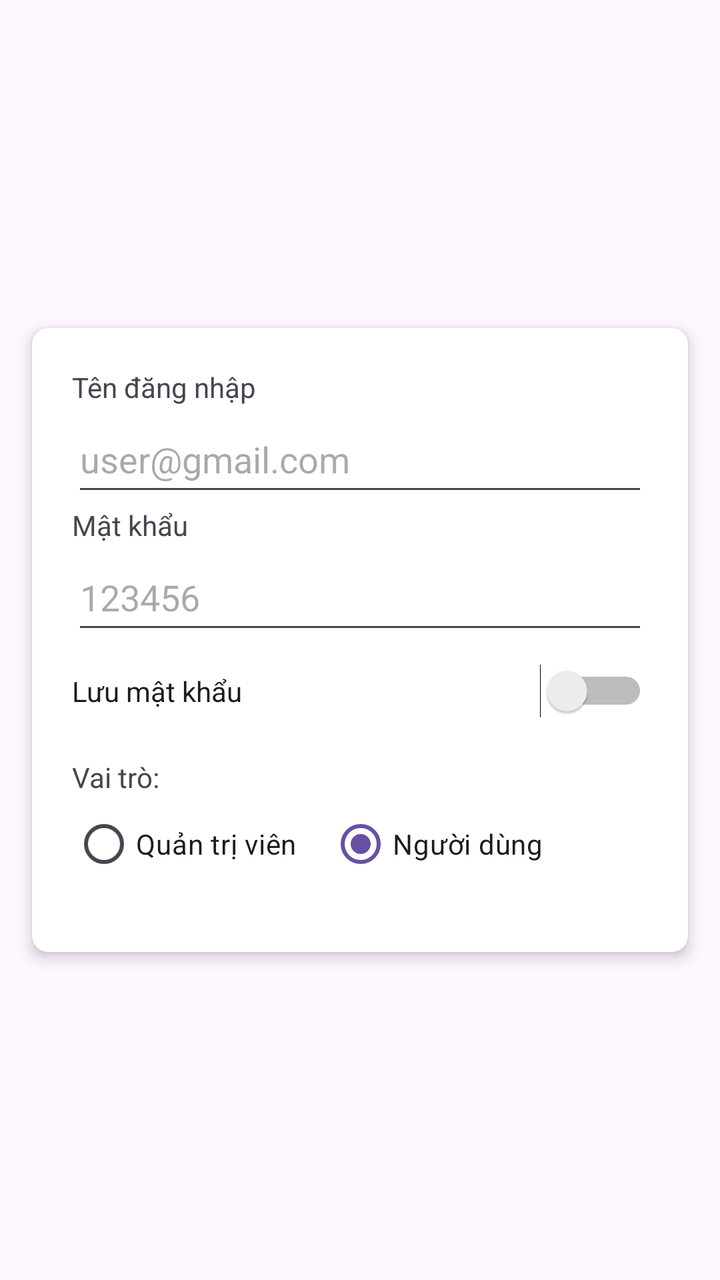
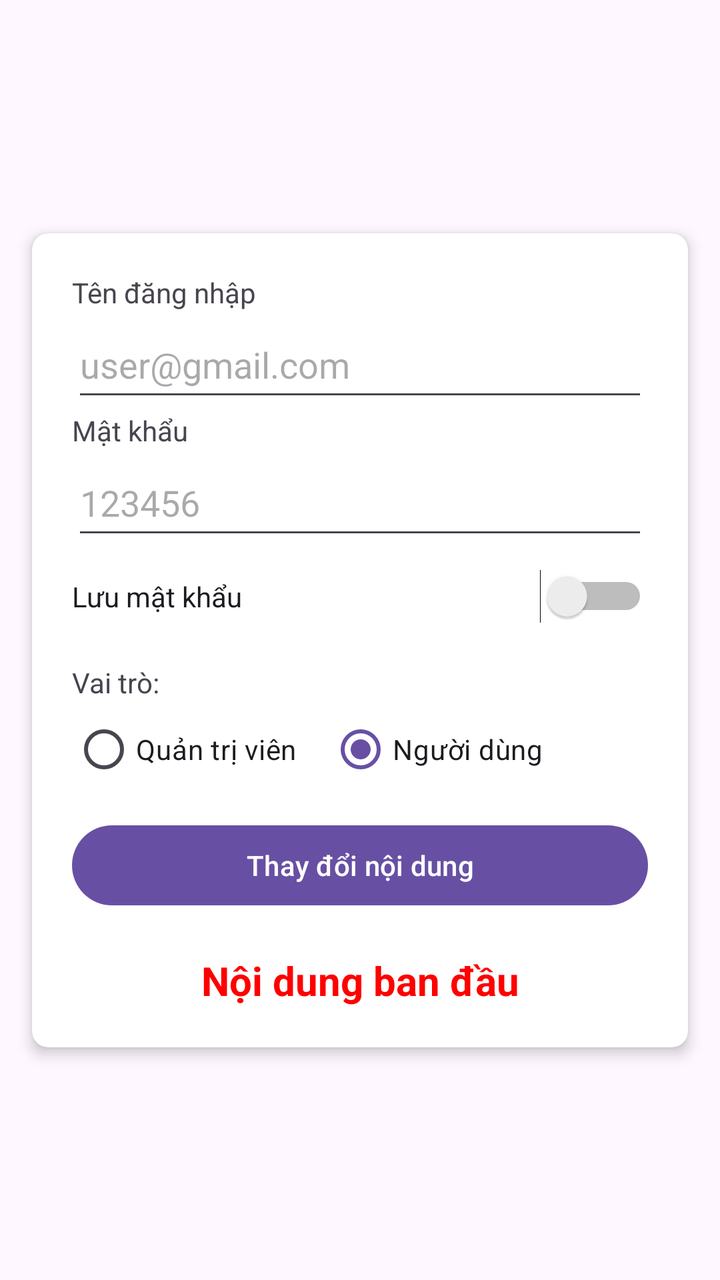

Compare the two renders of this Android layout. The source of the first and the diff that turns it into the second are given below.
<!-- AndroidManifest.xml: application theme Theme.Tao_Trang_Login -->
<!-- res/layout/activity_main.xml -->
<?xml version="1.0" encoding="utf-8"?>
<androidx.constraintlayout.widget.ConstraintLayout xmlns:android="http://schemas.android.com/apk/res/android"
    xmlns:app="http://schemas.android.com/apk/res-auto"
    xmlns:tools="http://schemas.android.com/tools"
    android:id="@+id/main"
    android:layout_width="match_parent"
    android:layout_height="match_parent"
    tools:context=".MainActivity">

    <androidx.cardview.widget.CardView
        android:layout_width="match_parent"
        android:layout_height="wrap_content"
        android:layout_margin="16dp"
        app:cardCornerRadius="8dp"
        app:cardElevation="4dp"
        app:layout_constraintBottom_toBottomOf="parent"
        app:layout_constraintEnd_toEndOf="parent"
        app:layout_constraintStart_toStartOf="parent"
        app:layout_constraintTop_toTopOf="parent">

        <LinearLayout
            android:layout_width="match_parent"
            android:layout_height="wrap_content"
            android:orientation="vertical"
            android:padding="20dp">
            <TextView
                android:id="@+id/textView"
                android:layout_width="match_parent"
                android:layout_height="wrap_content"
                android:text="Tên đăng nhập" />
            <EditText
                android:id="@+id/edituser"
                android:layout_width="match_parent"
                android:layout_height="50dp"
                android:hint="user@gmail.com"
                android:inputType="text" />
            <TextView
                android:id="@+id/textView2"
                android:layout_width="match_parent"
                android:layout_height="wrap_content"
                android:text="Mật khẩu" />
            <EditText
                android:id="@+id/editpassword"
                android:layout_width="match_parent"
                android:layout_height="50dp"
                android:hint="123456"
                android:inputType="text" />

            <Switch
                android:id="@+id/switchLuuMatKhau"
                android:layout_width="match_parent"
                android:layout_height="wrap_content"
                android:layout_marginTop="10dp"
                android:layout_marginBottom="10dp"
                android:text="Lưu mật khẩu" />
            <TextView
                android:layout_width="match_parent"
                android:layout_height="wrap_content"
                android:layout_marginTop="10dp"
                android:text="Vai trò:" />

            <RadioGroup
                android:layout_width="match_parent"
                android:layout_height="wrap_content"
                android:layout_marginBottom="10dp"
                android:orientation="horizontal">

                <RadioButton
                    android:id="@+id/radioAdmin"
                    android:layout_width="wrap_content"
                    android:layout_height="wrap_content"
                    android:text="Quản trị viên" />
                <RadioButton
                    android:id="@+id/radioUser"
                    android:layout_width="wrap_content"
                    android:layout_height="wrap_content"
                    android:layout_marginStart="16dp"
                    android:checked="true"
                    android:text="Người dùng" />
            </RadioGroup>
        </LinearLayout>
    </androidx.cardview.widget.CardView>

</androidx.constraintlayout.widget.ConstraintLayout>
<!-- resources referenced by this layout -->
<resources>
  <style name="Theme.Tao_Trang_Login" parent="Base.Theme.Tao_Trang_Login" />
  <style name="Base.Theme.Tao_Trang_Login" parent="Theme.Material3.DayNight.NoActionBar">
          
          
      </style>
</resources>

<!-- the commit's change to res/layout/activity_main.xml (unified diff, before → after) -->
@@ -78,6 +78,22 @@
                     android:checked="true"
                     android:text="Người dùng" />
             </RadioGroup>
+            <Button
+                android:id="@+id/btnChange"
+                android:layout_width="match_parent"
+                android:layout_height="wrap_content"
+                android:text="Thay đổi nội dung" />
+
+            <TextView
+                android:id="@+id/txtChage"
+                android:layout_width="match_parent"
+                android:layout_height="wrap_content"
+                android:layout_marginTop="20dp"
+                android:gravity="center"
+                android:text="Nội dung ban đầu"
+                android:textColor="#FF0000"
+                android:textSize="20sp"
+                android:textStyle="bold" />
         </LinearLayout>
     </androidx.cardview.widget.CardView>
 
